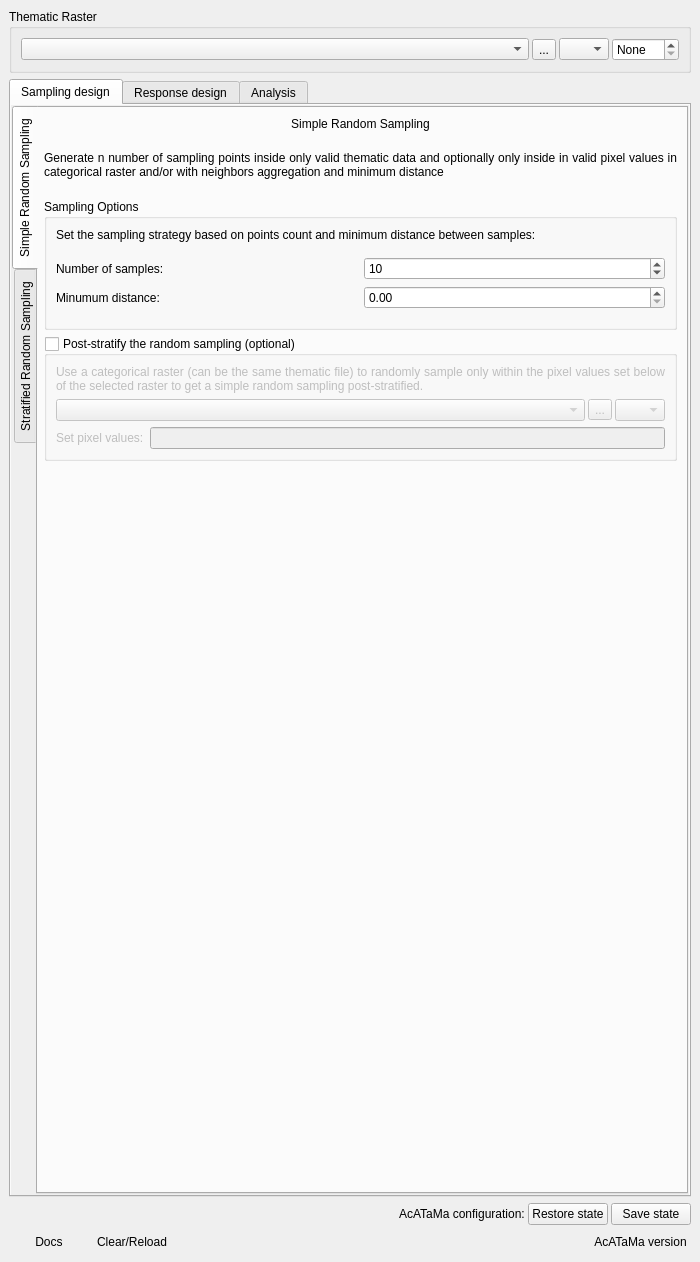
First picture: the form in ui/acatama_dockwidget.ui, repository SMByC/AcATaMa, before the edit.
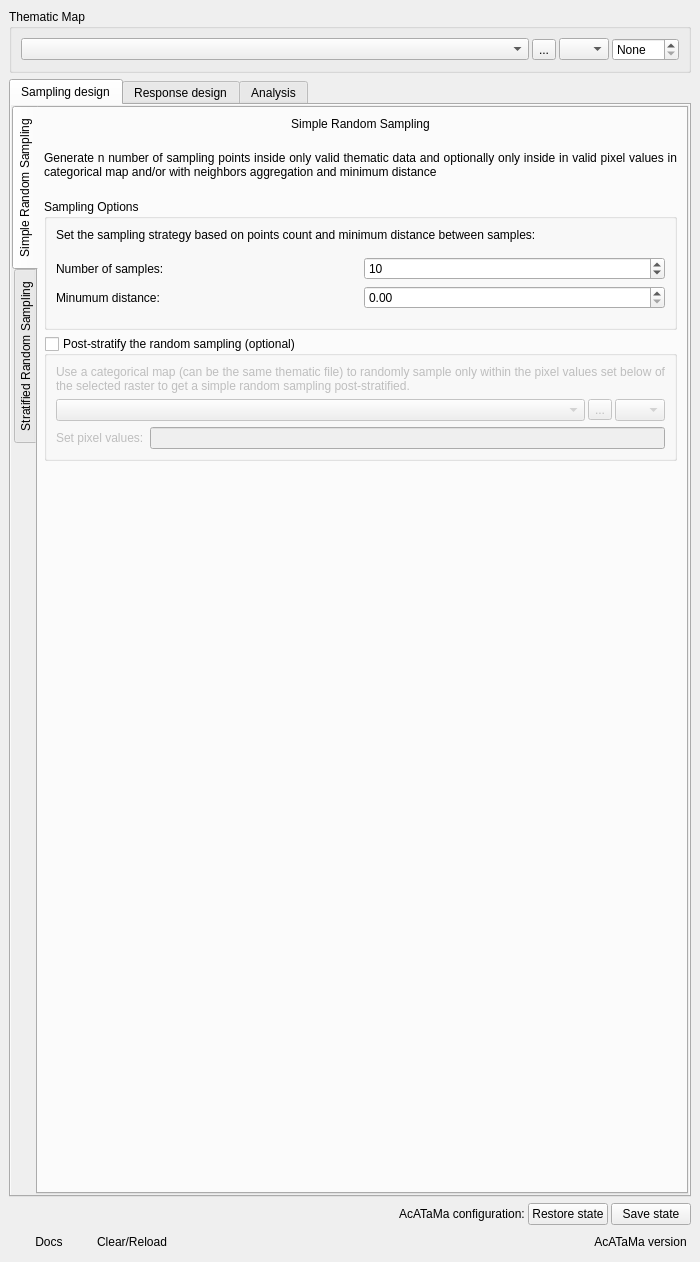
Second picture: the form after the edit. The open tabs and pages were chosen to show the change. Icons and pictures are not drawn. Custom widgets are drawn as their Qt base class.

Diff of the .ui file:
```diff
--- a/ui/acatama_dockwidget.ui
+++ b/ui/acatama_dockwidget.ui
@@ -18,7 +18,7 @@
     <item>
      <widget class="QGroupBox" name="QGBox_ThematicRaster">
       <property name="title">
-       <string>Thematic Raster</string>
+       <string>Thematic Map</string>
       </property>
       <layout class="QVBoxLayout" name="verticalLayout_3">
        <item>
@@ -228,7 +228,7 @@
                    <item>
                     <widget class="QLabel" name="label_8">
                      <property name="text">
-                      <string>Generate n number of sampling points inside only valid thematic data and optionally only inside in valid pixel values in categorical raster and/or with neighbors aggregation and minimum distance
+                      <string>Generate n number of sampling points inside only valid thematic data and optionally only inside in valid pixel values in categorical map and/or with neighbors aggregation and minimum distance
 </string>
                      </property>
                      <property name="alignment">
@@ -333,7 +333,7 @@
                          <item>
                           <widget class="QLabel" name="label_12">
                            <property name="text">
-                            <string>Use a categorical raster (can be the same thematic file) to randomly sample only within the pixel values set below of the selected raster to get a simple random sampling post-stratified.</string>
+                            <string>Use a categorical map (can be the same thematic file) to randomly sample only within the pixel values set below of the selected raster to get a simple random sampling post-stratified.</string>
                            </property>
                            <property name="alignment">
                             <set>Qt::AlignJustify|Qt::AlignVCenter</set>
```
Left out of the diff: 30 changed lines with no effect on the pictures.
